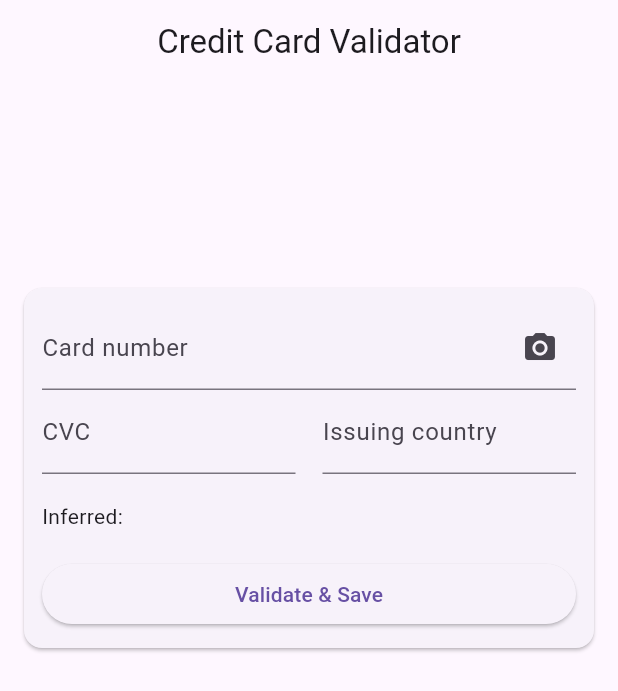
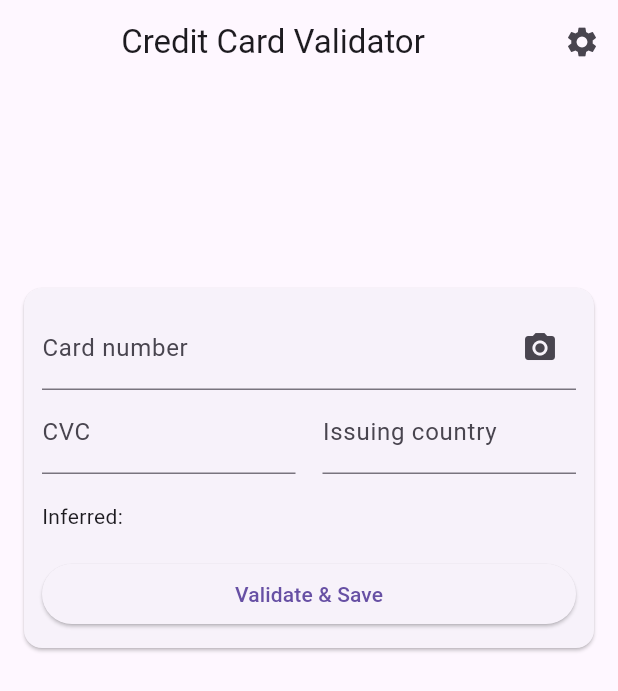
Before and after one commit to samkelo-makeleni/flutter-credit-card-validator, a Flutter app: the screen it shows after launch, on a phone screen of 412 x 824 dp. Shown: the top 691 px of the screen. Run offline on Flutter 3.47's test engine with Material 3 defaults, Android fonts, the phone set to English and light mode, and no system bars; our stand-ins replace shared_preferences; missing offline and left inert: card_scanner.

Commit message:
UI: add SettingsView navigation to HomeView

```diff
--- a/lib/pages/home_view.dart
+++ b/lib/pages/home_view.dart
@@ -1,6 +1,7 @@
 import 'package:flutter/material.dart';
 import 'credit_card_form_view.dart';
 import 'saved_cards_view.dart';
+import 'settings_view.dart';
 
 class HomeView extends StatelessWidget {
   const HomeView({super.key});
@@ -8,7 +9,17 @@ class HomeView extends StatelessWidget {
   @override
   Widget build(BuildContext context) {
     return Scaffold(
-      appBar: AppBar(title: Center(child: const Text('Credit Card Validator'))),
+      appBar: AppBar(
+        title: const Center(child: Text('Credit Card Validator')),
+        actions: [
+          IconButton(
+            icon: const Icon(Icons.settings),
+            onPressed: () => Navigator.of(context).push(
+              MaterialPageRoute(builder: (_) => const SettingsView()),
+            ),
+          ),
+        ],
+      ),
       body: const Padding(
         padding: EdgeInsets.all(12.0),
         child: Column(
```
